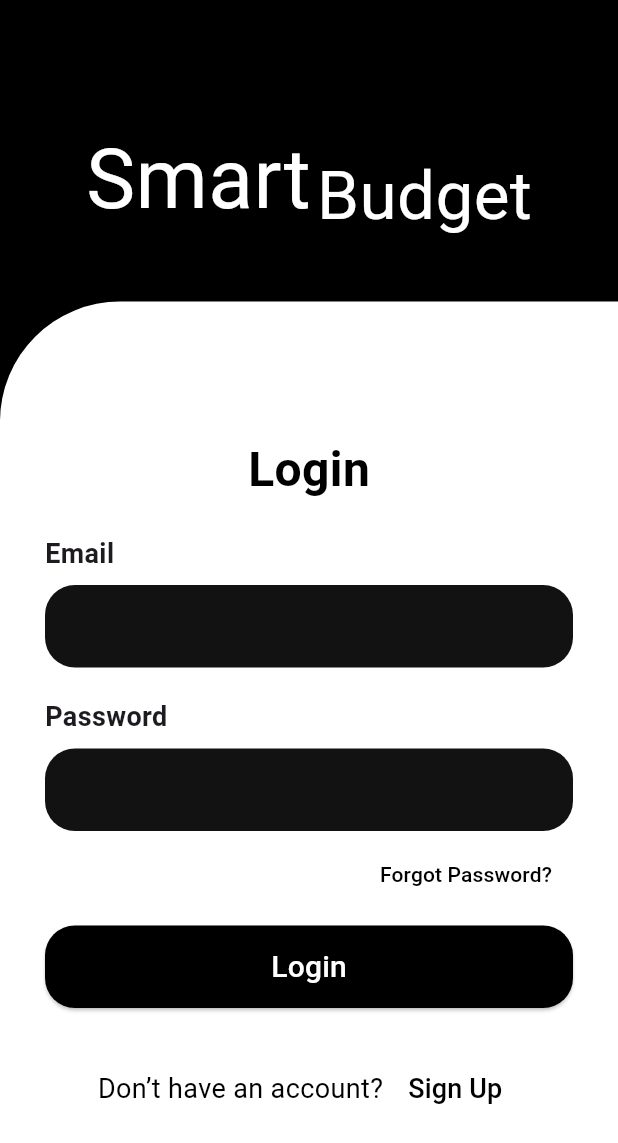
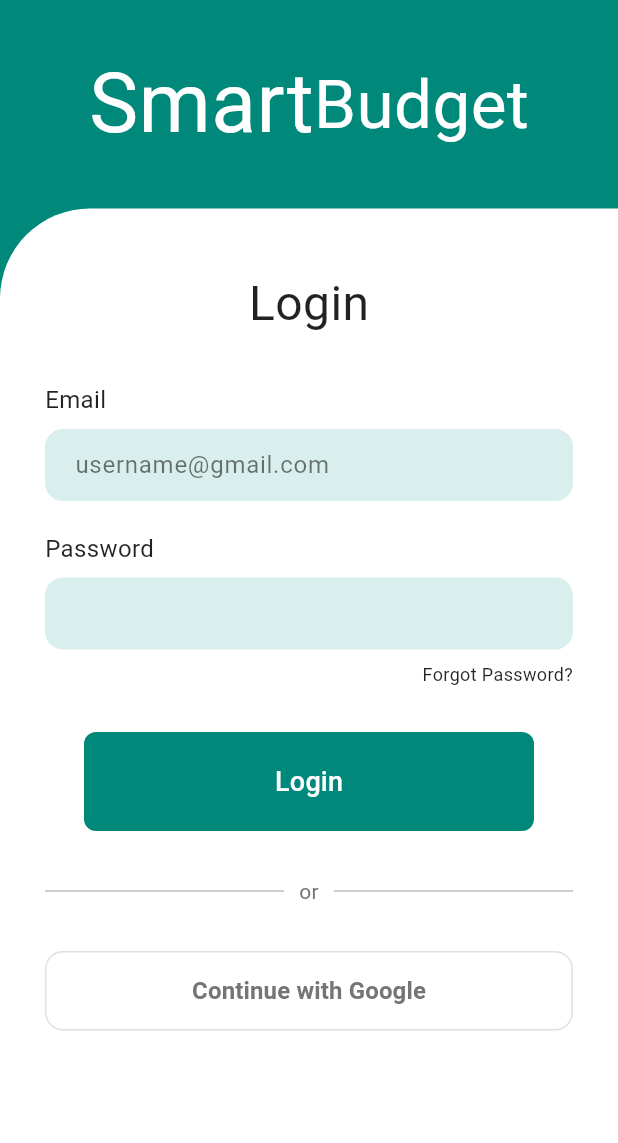
Before and after one commit to PudasainiSalina2060/financetracker_frontend, a Flutter app: the LoginScreen screen opened directly, on a phone screen of 412 x 824 dp. Shown: the top 1143 px of the screen. Run offline on Flutter 3.47's test engine with Material 3 defaults, Android fonts, the phone set to English and light mode, and no system bars; our stand-ins replace google_fonts; Roboto replaces fonts that are missing (Inika, Inspiration).

Commit message:
changed ui completely for login screen

```diff
--- a/lib/screens/login_screen.dart
+++ b/lib/screens/login_screen.dart
@@ -1,48 +1,28 @@
+import 'package:financetracker_frontend/screens/home_screen.dart';
 import 'package:flutter/material.dart';
 import 'package:google_fonts/google_fonts.dart';
-import 'home_screen.dart';
-// Ensure you have this file created or rename it to match your signup file
-import 'sign_up_screen.dart';
 
-class LoginScreen extends StatelessWidget {
-  const LoginScreen({super.key});
+class LoginScreen extends StatefulWidget {
+  const LoginScreen({Key? key}) : super(key: key);
 
+  @override
+  State<LoginScreen> createState() => _LoginScreenState();
+}
+
+class _LoginScreenState extends State<LoginScreen> {
   @override
   Widget build(BuildContext context) {
     return Scaffold(
-      backgroundColor: Colors.white,
-      body: SingleChildScrollView(
+      backgroundColor: Colors.teal[600],
+      body: SafeArea(
+        bottom: false, // Allows the white container to go to the bottom
         child: Column(
-          crossAxisAlignment: CrossAxisAlignment.start,
           children: [
-            // Top black section with app name
-            Stack(
-              children: [
-                Container(
-                  height: 280,
-                  width: double.infinity,
-                  color: Colors.black,
-                ),
-                Positioned(
-                  bottom: -1,
-                  child: Container(
-                    height: 80,
-                    width: MediaQuery.of(context).size.width,
-                    decoration: const BoxDecoration(
-                      color: Colors.white,
-                      borderRadius: BorderRadius.only(
-                        topLeft: Radius.circular(80),
-                      ),
-                    ),
-                  ),
-                ),
-                Positioned.fill(
-                  child: Center(
-                    child: Padding(
-                      padding: const EdgeInsets.only(bottom: 40),
+            //SMART BUDGET LOGO section
+            Padding(
+              padding: const EdgeInsets.only(top: 30.0, bottom: 30.0),
               child: Row(
                 mainAxisAlignment: MainAxisAlignment.center,
-                        crossAxisAlignment: CrossAxisAlignment.center,
                 children: [
                   Text(
                     "Smart",
@@ -52,17 +32,187 @@ class LoginScreen extends StatelessWidget {
                       fontWeight: FontWeight.w400,
                     ),
                   ),
-                          const SizedBox(width: 4),
-                          Padding(
-                            padding: const EdgeInsets.only(top: 20),
-                            child: Text(
+                  Text(
                     "Budget",
                     style: GoogleFonts.inspiration(
                       color: Colors.white,
                       fontSize: 45,
                     ),
                   ),
+                ],
               ),
+            ),
+
+            // Bottom white card
+            Expanded(
+              child: Container(
+                width: double.infinity,
+                decoration: BoxDecoration(
+                  color: Colors.white,
+                  borderRadius: BorderRadius.only(
+                    topLeft: Radius.circular(60), // Only top-left is curved here
+                  ),
+                ),
+                // Using SingleChildScrollView  to prevent errors when the keyboard pops up
+                child: SingleChildScrollView(
+                  padding: const EdgeInsets.symmetric(horizontal: 30.0, vertical: 40.0),
+                  child: Column(
+                    crossAxisAlignment: CrossAxisAlignment.start, // Aligns items to the left
+                    children: [
+                      // "Login" Title
+                      Center(
+                        child: Text(
+                          'Login',
+                          style: GoogleFonts.inika(
+                            fontSize: 32,
+                            color: Colors.black87,
+                          ),
+                        ),
+                      ),
+
+                      SizedBox(height: 30),
+
+                      //EMAIL Text field
+                      Text(
+                        'Email',
+                        style: GoogleFonts.inika(fontSize: 16, color: Colors.black87),
+                      ),
+                      SizedBox(height: 8),
+                      Container(
+                        decoration: BoxDecoration(
+                          color: Colors.teal[100]!.withOpacity(0.5),
+                          borderRadius: BorderRadius.circular(12),
+                        ),
+                        child: Padding(
+                          padding: const EdgeInsets.only(left: 20.0),
+                          child: TextField(
+                            decoration: InputDecoration(
+                              border: InputBorder.none,
+                              hintText: 'username@gmail.com',
+                              hintStyle: TextStyle(color: Colors.black54),
+                            ),
+                          ),
+                        ),
+                      ),
+
+                      SizedBox(height: 20),
+
+                      // PASSWORD Text field
+                      Text(
+                        'Password',
+                        style: GoogleFonts.inika(fontSize: 16, color: Colors.black87),
+                      ),
+                      SizedBox(height: 8),
+                      Container(
+                        decoration: BoxDecoration(
+                          color: Colors.teal[100]!.withOpacity(0.5),
+                          borderRadius: BorderRadius.circular(12),
+                        ),
+                        child: Padding(
+                          padding: const EdgeInsets.only(left: 20.0),
+                          child: TextField(
+                            obscureText: true, // Hides the password
+                            obscuringCharacter: '*', // Makes it show *** while typing password
+                            decoration: InputDecoration(
+                              border: InputBorder.none,
+                              // No hint text requested here, keeping it clean
+                            ),
+                          ),
+                        ),
+                      ),
+
+                      SizedBox(height: 8),
+
+                      // Forgot Password button text
+                      Align(
+                        alignment: Alignment.centerRight,
+                        child: Text(
+                          'Forgot Password?',
+                          style: TextStyle(
+                            fontSize: 12,
+                            color: Colors.black87,
+                          ),
+                        ),
+                      ),
+
+                      SizedBox(height: 30),
+
+                      // LOGIN button
+                      Center(
+                        child: SizedBox(
+                          width: 300,
+                          child: ElevatedButton(
+                            onPressed: () {
+                               Navigator.push(
+                                  context,
+                                  MaterialPageRoute(
+                                    builder: (context) => const HomeScreen(),
+                                  ),
+                                );
+                            },
+                            style: ElevatedButton.styleFrom(
+                              backgroundColor: Colors.teal[600],
+                              padding: EdgeInsets.all(20),
+                              shape: RoundedRectangleBorder(
+                                borderRadius: BorderRadius.circular(8),
+                              ),
+                              elevation: 0,
+                            ),
+                            child: Text(
+                              'Login',
+                              style: GoogleFonts.inika(
+                                color: Colors.white,
+                                fontSize: 18,
+                              ),
+                            ),
+                          ),
+                        ),
+                      ),
+
+                      SizedBox(height: 30),
+
+                      // line DIVIDER for ("or")
+                      Row(
+                        children: [
+                          Expanded(child: Divider(color: Colors.grey[400], thickness: 1)),
+                          Padding(
+                            padding: const EdgeInsets.symmetric(horizontal: 10.0),
+                            child: Text('or', style: TextStyle(color: Colors.grey[600])),
+                          ),
+                          Expanded(child: Divider(color: Colors.grey[400], thickness: 1)),
+                        ],
+                      ),
+
+                      SizedBox(height: 30),
+
+                      // --- CONTINUE WITH GOOGLE BUTTON ---
+                      SizedBox(
+                        width: double.infinity,
+                        child: ElevatedButton(
+                          onPressed: () {
+                            print("Google Login Clicked");
+                          },
+                          style: ElevatedButton.styleFrom(
+                            backgroundColor: Colors.white,
+                            foregroundColor: Colors.grey[300], // Ripple color
+                            padding: EdgeInsets.all(15),
+                            shape: RoundedRectangleBorder(
+                              borderRadius: BorderRadius.circular(12),
+                              side: BorderSide(color: Colors.grey[300]!), // Grey outline
+                            ),
+                            elevation: 0,
+                          ),
+                          child: Text(
+                            'Continue with Google',
+                            style: GoogleFonts.inika(
+                              color: Colors.grey[600],
+                              fontWeight: FontWeight.bold,
+                              fontSize: 16,
+                            ),
+                          ),
+                        ),
+                      ),
+
                     ],
                   ),
                 ),
@@ -70,161 +220,6 @@ class LoginScreen extends StatelessWidget {
             ),
           ],
         ),
-
-            const SizedBox(height: 10),
-            Center(
-              child: Text(
-                "Login",
-                style: GoogleFonts.inika(
-                  fontSize: 32,
-                  fontWeight: FontWeight.bold,
-                  color: Colors.black,
-                ),
-              ),
-            ),
-            const SizedBox(height: 20),
-
-            // Email Input
-            Padding(
-              padding: const EdgeInsets.symmetric(horizontal: 30),
-              child: Column(
-                crossAxisAlignment: CrossAxisAlignment.start,
-                children: [
-                  Text("Email",
-                      style: GoogleFonts.inika(
-                          fontSize: 18, fontWeight: FontWeight.w600)),
-                  const SizedBox(height: 8),
-                  Container(
-                    height: 55,
-                    decoration: BoxDecoration(
-                      color: const Color(0xFF121212),
-                      borderRadius: BorderRadius.circular(20),
-                    ),
-                    child: const TextField(
-                      style: TextStyle(color: Colors.white),
-                      decoration: InputDecoration(
-                        border: InputBorder.none,
-                        contentPadding:
-                            EdgeInsets.symmetric(horizontal: 20, vertical: 15),
-                      ),
-                    ),
-                  ),
-                ],
-              ),
-            ),
-
-            const SizedBox(height: 20),
-
-            // Password Input
-            Padding(
-              padding: const EdgeInsets.symmetric(horizontal: 30),
-              child: Column(
-                crossAxisAlignment: CrossAxisAlignment.start,
-                children: [
-                  Text("Password",
-                      style: GoogleFonts.inika(
-                          fontSize: 18, fontWeight: FontWeight.w600)),
-                  const SizedBox(height: 8),
-                  Container(
-                    height: 55,
-                    decoration: BoxDecoration(
-                      color: const Color(0xFF121212),
-                      borderRadius: BorderRadius.circular(20),
-                    ),
-                    child: const TextField(
-                      obscureText: true,
-                      style: TextStyle(color: Colors.white),
-                      decoration: InputDecoration(
-                        border: InputBorder.none,
-                        contentPadding:
-                            EdgeInsets.symmetric(horizontal: 20, vertical: 15),
-                      ),
-                    ),
-                  ),
-                ],
-              ),
-            ),
-            const SizedBox(height: 5),
-
-            // Forgot password link
-            Padding(
-              padding: const EdgeInsets.only(right: 32),
-              child: Align(
-                alignment: Alignment.centerRight,
-                child: TextButton(
-                  onPressed: () {},
-                  child: Text(
-                    "Forgot Password?",
-                    style: GoogleFonts.inika(color: Colors.black),
-                  ),
-                ),
-              ),
-            ),
-
-            const SizedBox(height: 10),
-
-            // Login button
-            Padding(
-              padding: const EdgeInsets.symmetric(horizontal: 30),
-              child: SizedBox(
-                width: double.infinity,
-                height: 55,
-                child: ElevatedButton(
-                  onPressed: () {
-                    Navigator.push(
-                      context,
-                      MaterialPageRoute(
-                          builder: (context) => const HomeScreen()),
-                    );
-                  },
-                  style: ElevatedButton.styleFrom(
-                    backgroundColor: Colors.black,
-                    shape: RoundedRectangleBorder(
-                      borderRadius: BorderRadius.circular(20),
-                    ),
-                  ),
-                  child: Text(
-                    "Login",
-                    style: GoogleFonts.inika(fontSize: 20, color: Colors.white),
-                  ),
-                ),
-              ),
-            ),
-
-            const SizedBox(height: 30),
-
-            // Sign up prompt
-            Row(
-              mainAxisAlignment: MainAxisAlignment.center,
-              children: [
-                Text(
-                  "Don’t have an account? ",
-                  style: GoogleFonts.inika(
-                    fontSize: 18,
-                    color: Colors.black,
-                    fontWeight: FontWeight.w400,
-                  ),
-                ),
-                TextButton(
-                  onPressed: () {
-                    Navigator.push(
-                      context,
-                      MaterialPageRoute(
-                          builder: (context) => const SignUpScreen()),
-                    );
-                  },
-                  child: Text(
-                    "Sign Up",
-                    style: GoogleFonts.inika(
-                      fontSize: 18,
-                      color: Colors.black,
-                    ),
-                  ),
-                ),
-              ],
-            ),
-          ],
-        ),
       ),
     );
   }
```
Lines whose indentation alone changed are shown as unchanged.
